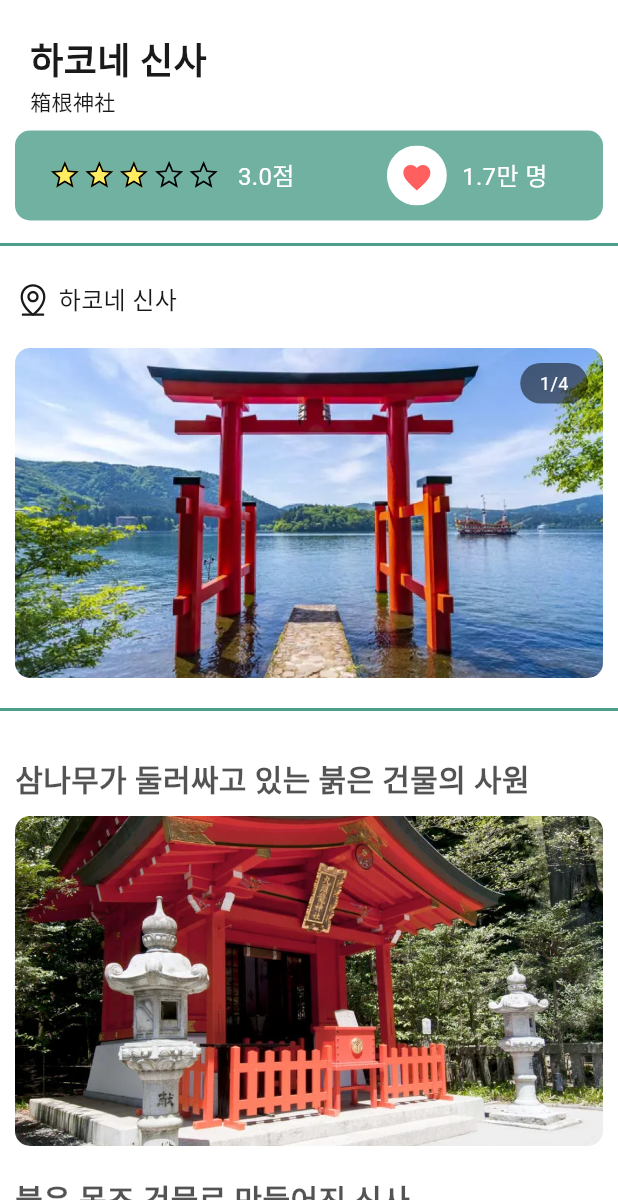
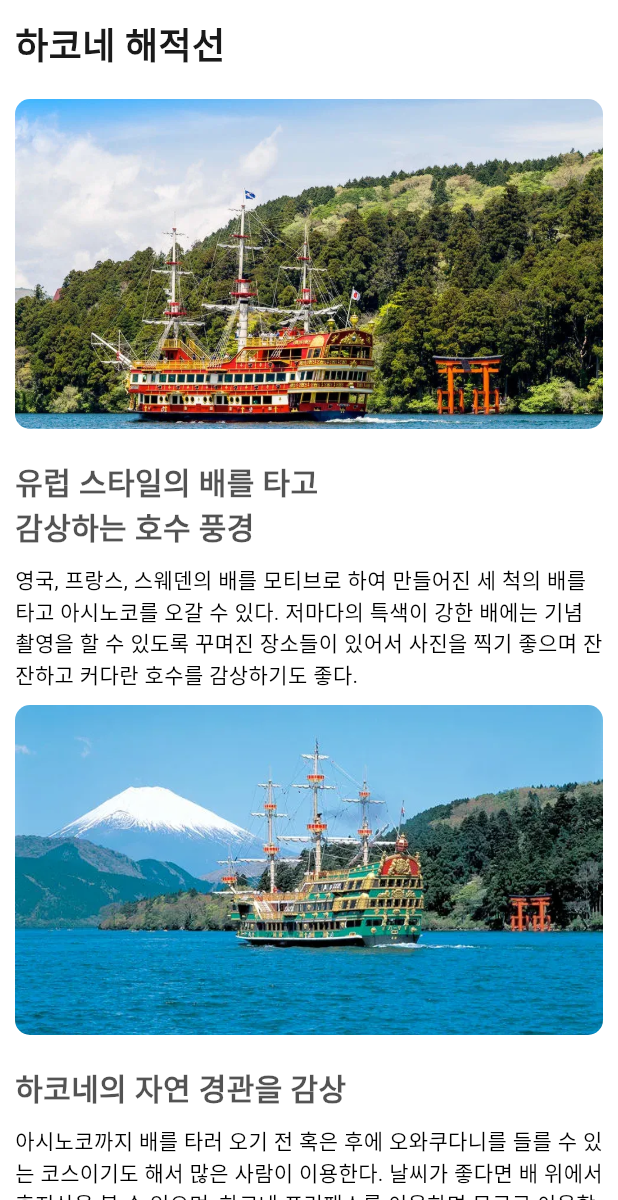
Before and after one commit to Popoisthebest/school_trip_app, a Flutter app: the screen it shows after launch, on a phone screen of 412 x 824 dp, the part 36-1236 px from its top. Run offline on Flutter 3.47's test engine with Material 3 defaults, Android fonts, the phone set to English and light mode, and no system bars; our stand-ins replace connectivity_plus, flutter_svg, google_maps_flutter; Roboto replaces fonts that are missing (Ownglyph okticon).

Commit message:
[feat] 하코네 해적선 ui 완료

```diff
--- a/lib/main.dart
+++ b/lib/main.dart
@@ -3,6 +3,7 @@ import 'package:flutter/material.dart';
 import 'package:school_trip_app/screens/loading_screens/splash_screen.dart';
 import 'package:school_trip_app/screens/travel_screens/disney_detail_screen.dart';
 import 'package:school_trip_app/screens/travel_screens/hakone_sinsa_detail.dart';
+import 'package:school_trip_app/screens/travel_screens/ui/hakone_pirate_ship.dart';
 
 void main() {
   runApp(const SchoolTripApp());
@@ -21,7 +22,7 @@ class _SchoolTripAppState extends State<SchoolTripApp> {
     return const MaterialApp(
       debugShowCheckedModeBanner: false,
       home: Scaffold(
-        body: HakoneSinsaDetail(),
+        body: HakonePirateShip(),
       ),
     );
   }
--- /dev/null
+++ b/lib/screens/travel_screens/ui/hakone_pirate_ship.dart
@@ -0,0 +1,176 @@
+import 'package:flutter/material.dart';
+import 'package:flutter_svg/flutter_svg.dart';
+import 'package:school_trip_app/widgets/travel_screens/basic_info.dart';
+import 'package:school_trip_app/widgets/travel_screens/custom_app_bar.dart';
+import 'package:school_trip_app/widgets/travel_screens/disney_componets/detail_text.dart';
+import 'package:school_trip_app/widgets/travel_screens/place_discription.dart';
+import 'package:school_trip_app/widgets/travel_screens/place_name.dart';
+import 'package:school_trip_app/widgets/travel_screens/store_info.dart';
+
+class HakonePirateShip extends StatelessWidget {
+  const HakonePirateShip({super.key});
+
+  @override
+  Widget build(BuildContext context) {
+    return Scaffold(
+      backgroundColor: Colors.white,
+      body: Column(
+        mainAxisAlignment: MainAxisAlignment.start,
+        crossAxisAlignment: CrossAxisAlignment.start,
+        children: [
+          buildCustomAppBar(),
+          Expanded(
+              child: SingleChildScrollView(
+            child: Column(
+              crossAxisAlignment: CrossAxisAlignment.start,
+              children: [
+                const SizedBox(
+                  height: 5,
+                ),
+                Column(
+                  mainAxisAlignment: MainAxisAlignment.start,
+                  children: [
+                    Padding(
+                      padding: EdgeInsets.only(left: 10),
+                      child: Text(
+                        "하코네 해적선",
+                        style: const TextStyle(
+                          fontFamily: "Ownglyph okticon",
+                          fontSize: 24,
+                          fontWeight: FontWeight.w700,
+                          color: Color(0xff1a1a1a),
+                          height: 31 / 24,
+                        ),
+                        textAlign: TextAlign.left,
+                      ),
+                    ),
+                    const SizedBox(height: 10),
+                  ],
+                ),
+                PlaceDiscription(
+                    "",
+                    "assets/travel_detail_images/hakone_pirate_ship_images/hakonepirate1.png",
+                    "유럽 스타일의 배를 타고\n감상하는 호수 풍경",
+                    "영국, 프랑스, 스웨덴의 배를 모티브로 하여 만들어진 세 척의 배를 타고 아시노코를 오갈 수 있다. 저마다의 특색이 강한 배에는 기념 촬영을 할 수 있도록 꾸며진 장소들이 있어서 사진을 찍기 좋으며 잔잔하고 커다란 호수를 감상하기도 좋다.",
+                    true),
+                PlaceDiscription(
+                    "",
+                    "assets/travel_detail_images/hakone_pirate_ship_images/hakonepirate2.png",
+                    "하코네의 자연 경관을 감상",
+                    "아시노코까지 배를 타러 오기 전 혹은 후에 오와쿠다니를 들를 수 있는 코스이기도 해서 많은 사람이 이용한다. 날씨가 좋다면 배 위에서 후지산을 볼 수 있으며, 하코네 프리패스를 이용하면 무료로 이용할 수 있다.",
+                    true),
+                const SizedBox(height: 30),
+                Container(
+                  height: 30,
+                  decoration: const BoxDecoration(color: Color(0xFFE0E0E0)),
+                ),
+                const SizedBox(
+                  height: 30,
+                ),
+                BasicInfo(
+                    "164, Motohakone, Hakone-machi Ashigarashimo-gun, Kanagawa, 250-0522",
+                    "+81-4-6083-6325",
+                    "http://www.hakone-kankosen.co.jp/foreign/kr/index.html",
+                    Padding(
+                      padding: const EdgeInsets.symmetric(horizontal: 10.0),
+                      child: Column(
+                        children: [
+                          DetailText('하코네 등산 선 하코네유모토 역에서 차로 28분', false),
+                        ],
+                      ),
+                    ),
+                    true,
+                    true),
+                Container(
+                  decoration: const BoxDecoration(
+                    border: Border.symmetric(
+                      horizontal: BorderSide(
+                        color: Color(0xFFE0E0E0),
+                        width: 2,
+                      ),
+                    ),
+                  ),
+                  child: Padding(
+                    padding: const EdgeInsets.only(
+                      left: 22.0,
+                      top: 25,
+                      bottom: 25,
+                    ),
+                    child: Column(
+                      children: [
+                        Row(
+                          children: [
+                            SvgPicture.asset(
+                                'assets/travel_detail_icons/time_icon.svg'),
+                            const SizedBox(width: 12),
+                            Text(
+                              "영업 중 · 매일 09:30 - 17:35\n계절별 운영시간 상이(홈페이지 참고)\n악천후 시 취소",
+                              style: const TextStyle(
+                                color: Color(0xFF1A1A1A),
+                                fontSize: 16,
+                                fontFamily: 'Ownglyph okticon',
+                                fontWeight: FontWeight.w400,
+                                height: 0,
+                              ),
+                            )
+                          ],
+                        ),
+                        Column(
+                          children: [
+                            const SizedBox(height: 22),
+                            Row(
+                              children: [
+                                SvgPicture.asset(
+                                    'assets/travel_detail_icons/money_icon.svg'),
+                                const SizedBox(width: 12),
+                                Text(
+                                  "왕복 성인 2,220엔, 초등학생 이하 1,110엔\n(특별 선실 이용시 추가 요금 필요)",
+                                  style: const TextStyle(
+                                    color: Color(0xFF1A1A1A),
+                                    fontSize: 16,
+                                    fontFamily: 'Ownglyph okticon',
+                                    fontWeight: FontWeight.w400,
+                                    height: 0,
+                                  ),
+                                )
+                              ],
+                            ),
+                          ],
+                        ),
+                        Column(
+                          children: [
+                            const SizedBox(height: 22),
+                            Row(
+                              children: [
+                                SvgPicture.asset(
+                                    'assets/travel_detail_icons/lightbulb_icon.svg'),
+                                const SizedBox(width: 12),
+                                Text(
+                                  "이용팁\n하코네 프리패스 소지 시 무료",
+                                  style: const TextStyle(
+                                    color: Color(0xFF1A1A1A),
+                                    fontSize: 16,
+                                    fontFamily: 'Ownglyph okticon',
+                                    fontWeight: FontWeight.w400,
+                                    height: 0,
+                                  ),
+                                )
+                              ],
+                            ),
+                          ],
+                        )
+                      ],
+                    ),
+                  ),
+                ),
+                const SizedBox(
+                  height: 32,
+                )
+              ],
+            ),
+          ))
+        ],
+      ),
+    );
+  }
+}
--- a/pubspec.yaml
+++ b/pubspec.yaml
@@ -41,6 +41,7 @@ flutter:
     - assets/travel_detail_images/odaiba_images/
     - assets/travel_detail_images/disneyland_images/
     - assets/travel_detail_images/hakone_sinsa_images/
+    - assets/travel_detail_images/hakone_pirate_ship_images/
 
     - assets/store_map_images/
     - assets/place_screen_images/
```
Also changed, not shown: assets/travel_detail_images/hakone_pirate_ship_images/hakonepirate1.png (added), assets/travel_detail_images/hakone_pirate_ship_images/hakonepirate2.png (added).
